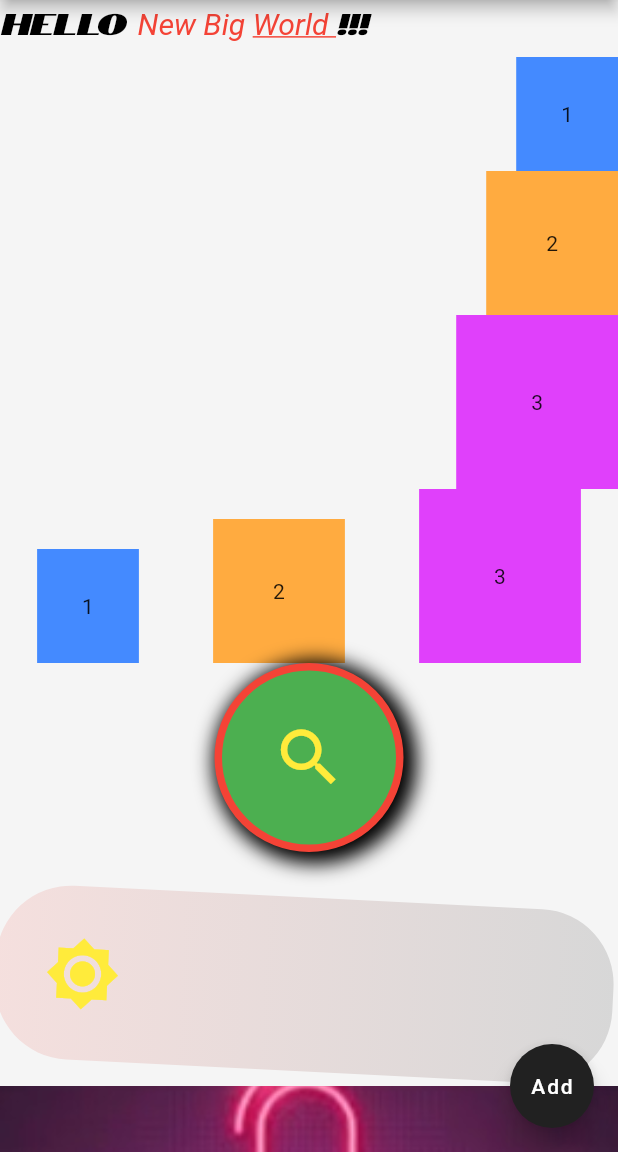
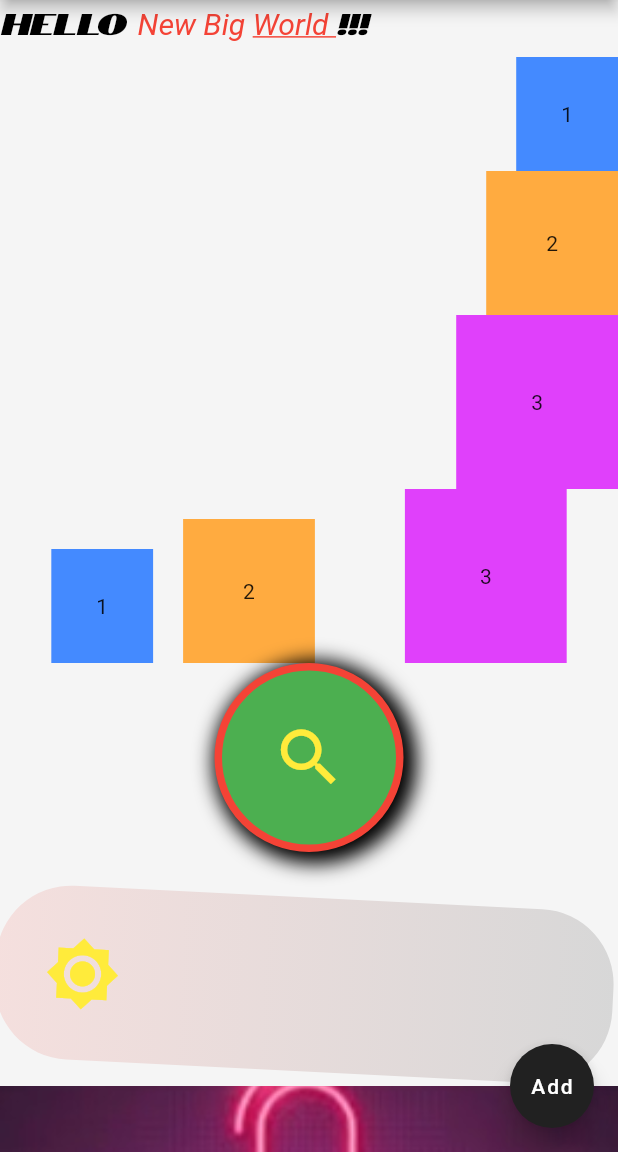
Before and after one commit to vitalik-prog/first-flutter-app, a Flutter app: the screen it shows after launch, on a phone screen of 412 x 824 dp, the part 84-1236 px from its top. Run offline on Flutter 3.47's test engine with Material 2 defaults, Android fonts, the phone set to English and light mode, and no system bars; our stand-ins replace flutter_svg.

Commit message:
added sized box widget

```diff
--- a/lib/main.dart
+++ b/lib/main.dart
@@ -67,7 +67,7 @@ class MyStatelessWidget extends StatelessWidget {
               ],
             ),
             Row(
-              mainAxisAlignment: MainAxisAlignment.spaceAround,
+              mainAxisAlignment: MainAxisAlignment.center,
               crossAxisAlignment: CrossAxisAlignment.end,
               children: [
                 Container(
@@ -75,10 +75,16 @@ class MyStatelessWidget extends StatelessWidget {
                   padding: const EdgeInsets.all(30),
                   child: const Text('1'),
                 ),
+                const SizedBox(
+                  width: 20,
+                ),
                 Container(
                   color: Colors.orangeAccent,
                   padding: const EdgeInsets.all(40),
                   child: const Text('2'),
+                ),
+                const SizedBox(
+                  width: 60,
                 ),
                 Container(
                   color: Colors.purpleAccent,
```
